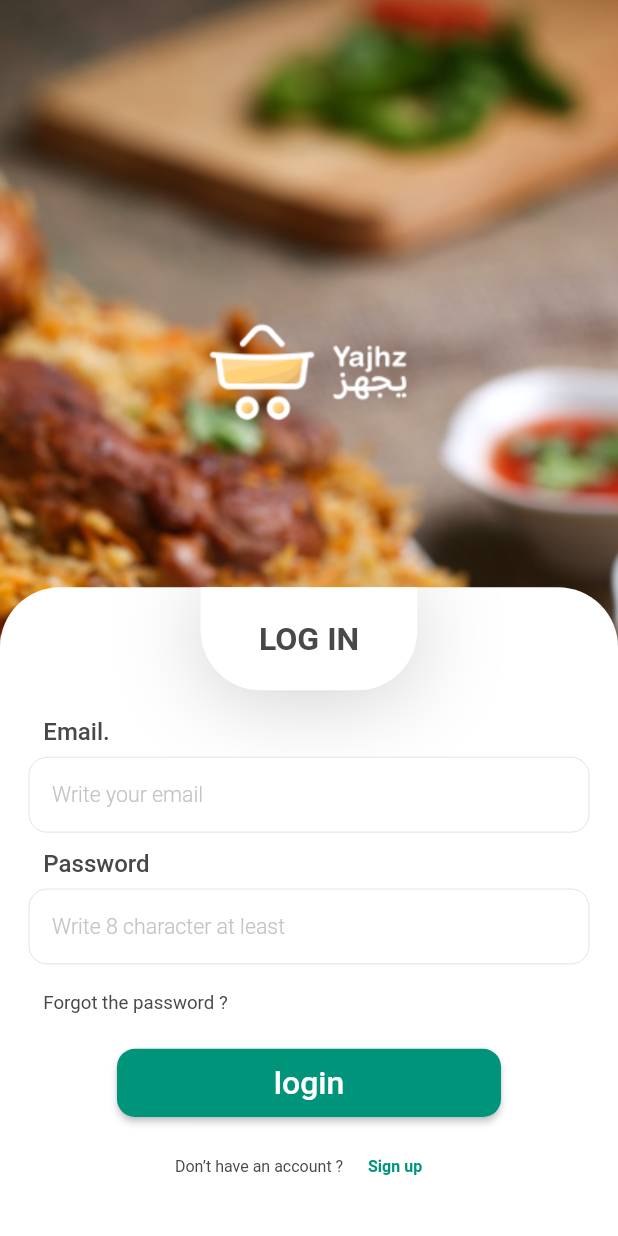
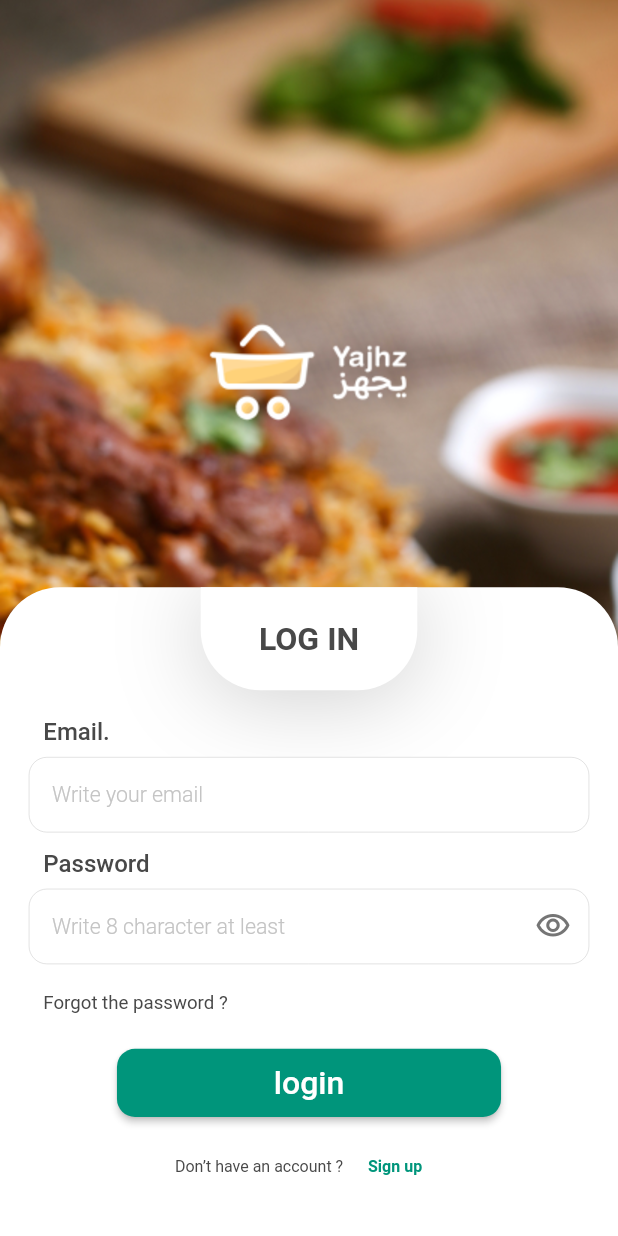
Before and after one commit to mohamedAlaa-CS/Go_Food_App, a Flutter app: the LoginView screen opened by its route, on a phone screen of 412 x 824 dp. Run offline on Flutter 3.47's test engine with Material 2 defaults, Android fonts, the phone set to English and light mode, and no system bars; our stand-ins replace conditional_builder_null_safety, dartz, dio, equatable, flutter_bloc, flutter_screenutil and 2 more.

Commit message:
finish login view

```diff
--- a/lib/core/utils/services/toast.dart
+++ b/lib/core/utils/services/toast.dart
@@ -26,4 +26,8 @@ class CustomToast {
       fontSize: 16.0.sp,
     );
   }
+
+  static Future<bool?> closeToast() async {
+    return await Fluttertoast.cancel();
+  }
 }
--- a/lib/core/widgets/app_text_form.dart
+++ b/lib/core/widgets/app_text_form.dart
@@ -16,18 +16,20 @@ class AppTextForm extends StatelessWidget {
       this.isobscure,
       required this.hintText,
       required this.controller,
-      this.validator});
+      this.validator,
+      this.suffixPressed});
   final EdgeInsetsGeometry? contentPading;
   final InputBorder? focusedBorder;
   final InputBorder? enabledBorder;
   final InputBorder? border;
   final TextStyle? hintStyle;
   final Color? fillColor;
-  final Widget? suffixIcon;
+  final IconData? suffixIcon;
   final bool? isobscure;
   final String hintText;
   final TextEditingController controller;
   final String? Function(String?)? validator;
+  final VoidCallback? suffixPressed;
   @override
   Widget build(BuildContext context) {
     return Container(
@@ -45,8 +47,12 @@ class AppTextForm extends StatelessWidget {
             },
         controller: controller,
         obscureText: isobscure ?? false,
+        obscuringCharacter: '*',
         decoration: InputDecoration(
-          suffixIcon: suffixIcon,
+          suffixIcon: InkWell(
+            onTap: suffixPressed ?? () {},
+            child: Icon(suffixIcon, color: Colors.grey.shade600),
+          ),
           hintText: hintText,
           hintStyle: hintStyle ?? Styles.font16W300,
           fillColor: fillColor ?? AppColors.white,
--- a/lib/features/log in/presentation/manager/cubit/login_cubit.dart
+++ b/lib/features/log in/presentation/manager/cubit/login_cubit.dart
@@ -1,4 +1,4 @@
-import 'package:equatable/equatable.dart';
+import 'package:flutter/material.dart';
 import 'package:flutter_bloc/flutter_bloc.dart';
 import 'package:yjahz_app/features/log%20in/data/models/user/user_model.dart';
 import 'package:yjahz_app/features/log%20in/data/repos/auth_repo.dart';
@@ -21,4 +21,14 @@ class LoginCubit extends Cubit<LoginState> {
       emit(LoginSuccessState(loginUser));
     });
   }
+
+  IconData suffix = Icons.visibility_outlined;
+  bool isPassword = true;
+  void changeVisablityPassword() {
+    isPassword = !isPassword;
+    suffix =
+        isPassword ? Icons.visibility_outlined : Icons.visibility_off_outlined;
+
+    emit(LoginChangeVisabilityPasswordState());
+  }
 }
--- a/lib/features/log in/presentation/manager/cubit/login_state.dart
+++ b/lib/features/log in/presentation/manager/cubit/login_state.dart
@@ -1,11 +1,6 @@
 part of 'login_cubit.dart';
 
-sealed class LoginState extends Equatable {
-  const LoginState();
-
-  @override
-  List<Object> get props => [];
-}
+class LoginState {}
 
 final class LoginInitial extends LoginState {}
 
@@ -14,11 +9,13 @@ final class LoginLoadingState extends LoginState {}
 final class LoginSuccessState extends LoginState {
   final UserModel model;
 
-  const LoginSuccessState(this.model);
+  LoginSuccessState(this.model);
 }
 
 final class LoginFailuerState extends LoginState {
   final String error;
 
-  const LoginFailuerState(this.error);
+  LoginFailuerState(this.error);
 }
+
+class LoginChangeVisabilityPasswordState extends LoginState {}
--- a/lib/features/log in/presentation/views/login_view.dart
+++ b/lib/features/log in/presentation/views/login_view.dart
@@ -1,3 +1,4 @@
+import 'package:conditional_builder_null_safety/conditional_builder_null_safety.dart';
 import 'package:dio/dio.dart';
 import 'package:flutter/material.dart';
 import 'package:flutter_bloc/flutter_bloc.dart';
@@ -21,7 +22,7 @@ import '../../../../core/widgets/app_text_form.dart';
 
 // ignore: must_be_immutable
 class LoginView extends StatelessWidget {
-  static const String routeName = '/';
+  static const String routeName = '/login_view';
   LoginView({super.key});
   var emailController = TextEditingController();
   var passwordController = TextEditingController();
@@ -39,24 +40,21 @@ class LoginView extends StatelessWidget {
           create: (context) => LoginCubit(AuthRepoImpel(ApiServices(Dio()))),
           child: BlocConsumer<LoginCubit, LoginState>(
             listener: (context, state) {
-              if (state is LoginLoadingState) {
-                const Center(child: CircularProgressIndicator());
-              }
               if (state is LoginFailuerState) {
                 CustomToast.errorToast(state.error);
               }
               if (state is LoginSuccessState) {
-                String? msg = state.model.message;
                 if (state.model.success!) {
-                  CustomToast.successToast(msg);
+                  CustomToast.successToast(state.model.message);
+                  CustomToast.closeToast().then((value) {
                     GoRouter.of(context).push(SignUpview.routeName);
+                  });
                 } else {
-                  CustomToast.errorToast(msg);
+                  CustomToast.errorToast(state.model.message);
                 }
               }
             },
             builder: (context, state) {
-              var cubit = LoginCubit.get(context);
               return Scaffold(
                 backgroundColor: Colors.transparent,
                 body: SingleChildScrollView(
@@ -105,6 +103,14 @@ class LoginView extends StatelessWidget {
                                     const CustomtitleTextFormField(
                                         text: 'Password'),
                                     AppTextForm(
+                                        suffixIcon:
+                                            LoginCubit.get(context).suffix,
+                                        suffixPressed: () {
+                                          LoginCubit.get(context)
+                                              .changeVisablityPassword();
+                                        },
+                                        isobscure:
+                                            LoginCubit.get(context).isPassword,
                                         hintText: 'Write 8 character at least',
                                         controller: passwordController,
                                         validator: (value) {
@@ -118,17 +124,24 @@ class LoginView extends StatelessWidget {
                                         text: 'Forgot the password ?',
                                         textStyle: Styles.font14W400),
                                     verticlMediaSpace(context, 50),
-                                    CustomButton(
+                                    ConditionalBuilder(
+                                      condition: state is! LoginLoadingState,
+                                      builder: (context) => CustomButton(
                                           text: 'login',
                                           onPressed: () {
                                             if (formKey.currentState!
                                                 .validate()) {
-                                            cubit.userLogin(
+                                              LoginCubit.get(context).userLogin(
                                                   email: emailController.text,
                                                   password:
                                                       passwordController.text);
                                             }
                                           }),
+                                      fallback: (context) => const Center(
+                                          child: CircularProgressIndicator(
+                                        color: AppColors.green,
+                                      )),
+                                    ),
                                     verticlMediaSpace(context, 90),
                                     DonotHAveAccount(onPressed: () {
                                       GoRouter.of(context)
--- a/lib/features/log in/presentation/views/signup_view.dart
+++ b/lib/features/log in/presentation/views/signup_view.dart
@@ -14,7 +14,7 @@ import '../../../../core/widgets/custom_top_side.dart';
 
 // ignore: must_be_immutable
 class SignUpview extends StatelessWidget {
-  static const String routeName = "/signup_view";
+  static const String routeName = "/";
   SignUpview({super.key});
   var nameController = TextEditingController();
   var emailController = TextEditingController();
--- a/pubspec.yaml
+++ b/pubspec.yaml
@@ -29,6 +29,7 @@ environment:
 # versions available, run `flutter pub outdated`.
 dependencies:
   bloc: ^8.1.2
+  conditional_builder_null_safety: ^0.0.6
   cupertino_icons: ^1.0.2
   dartz: ^0.10.1
   dio: ^5.4.0
```
Also changed, not shown: pubspec.lock. Lines whose indentation alone changed are shown as unchanged.
